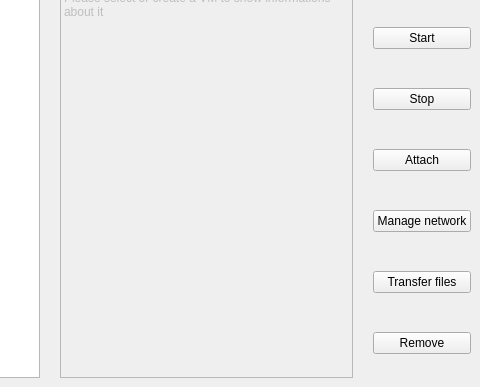
The window that UI/mainWindow.ui (TheNapis/theVirtualThings) describes before a commit, drawn with Qt 5; both pictures show x 170 to 650 and y 113 to 500 of the 650 by 500 pixel window.
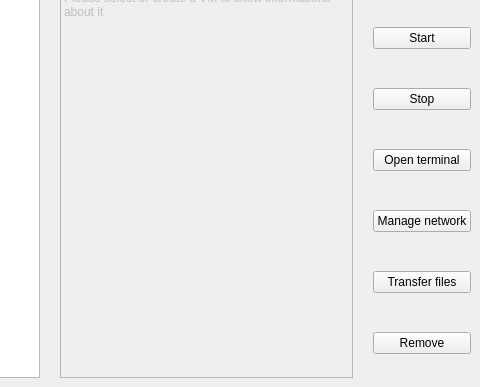
The same window after the commit.

Patch:
```diff
--- a/UI/mainWindow.ui
+++ b/UI/mainWindow.ui
@@ -1070,7 +1070,7 @@
        <item>
         <widget class="QPushButton" name="attachButton">
          <property name="text">
-          <string>Attach</string>
+          <string>Open terminal</string>
          </property>
         </widget>
        </item>
```
